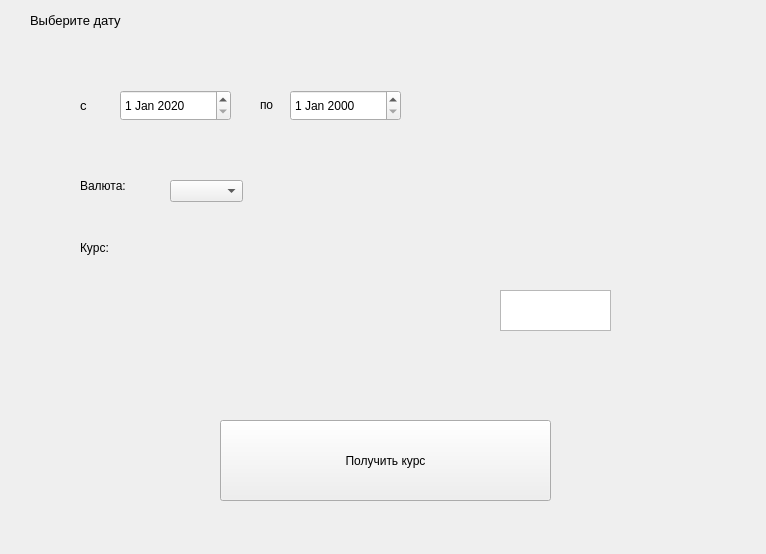
Above: mainwindow.ui from vladislav3112/currency-rate-analyse before the change. Below: the same form after it.
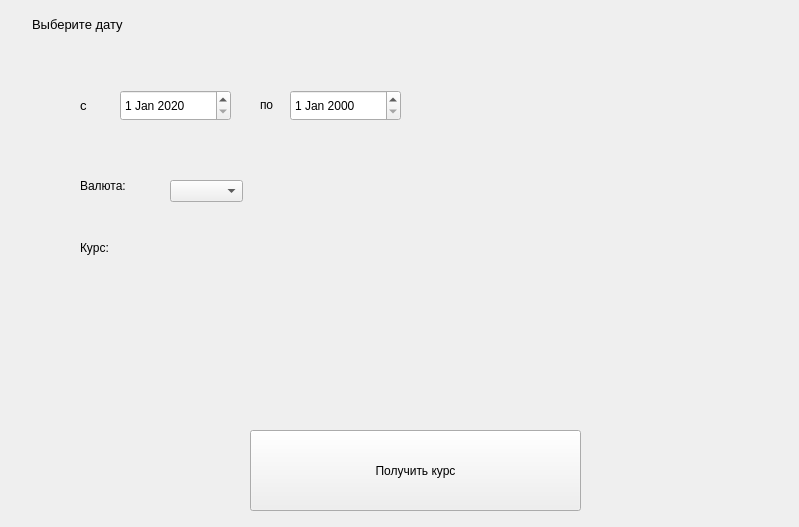
That is the form after the change.

What changed in the file:
```diff
--- a/mainwindow.ui
+++ b/mainwindow.ui
@@ -6,10 +6,16 @@
    <rect>
     <x>0</x>
     <y>0</y>
-    <width>766</width>
-    <height>554</height>
+    <width>799</width>
+    <height>527</height>
    </rect>
   </property>
+  <property name="sizePolicy">
+   <sizepolicy hsizetype="Expanding" vsizetype="Expanding">
+    <horstretch>0</horstretch>
+    <verstretch>0</verstretch>
+   </sizepolicy>
+  </property>
   <property name="windowTitle">
    <string>MainWindow</string>
   </property>
@@ -40,25 +46,21 @@
      <string/>
     </property>
    </widget>
-   <widget class="QTextEdit" name="textEdit">
-    <property name="geometry">
-     <rect>
-      <x>500</x>
-      <y>290</y>
-      <width>111</width>
-      <height>41</height>
-     </rect>
-    </property>
-   </widget>
    <widget class="QLabel" name="label_2">
     <property name="geometry">
      <rect>
-      <x>30</x>
+      <x>32</x>
       <y>10</y>
       <width>115</width>
-      <height>21</height>
+      <height>29</height>
      </rect>
     </property>
+    <property name="sizePolicy">
+     <sizepolicy hsizetype="Expanding" vsizetype="Expanding">
+      <horstretch>0</horstretch>
+      <verstretch>0</verstretch>
+     </sizepolicy>
+    </property>
     <property name="text">
      <string>&lt;html&gt;&lt;head/&gt;&lt;body&gt;&lt;p&gt;&lt;span style=&quot; font-size:10pt;&quot;&gt;Выберите дату&lt;/span&gt;&lt;/p&gt;&lt;/body&gt;&lt;/html&gt;</string>
     </property>
@@ -113,12 +115,15 @@
    <widget class="QPushButton" name="Button_confirm">
     <property name="geometry">
      <rect>
-      <x>220</x>
-      <y>420</y>
+      <x>250</x>
+      <y>430</y>
       <width>331</width>
       <height>81</height>
      </rect>
     </property>
+    <property name="layoutDirection">
+     <enum>Qt::LeftToRight</enum>
+    </property>
     <property name="text">
      <string>Получить курс</string>
     </property>
```
